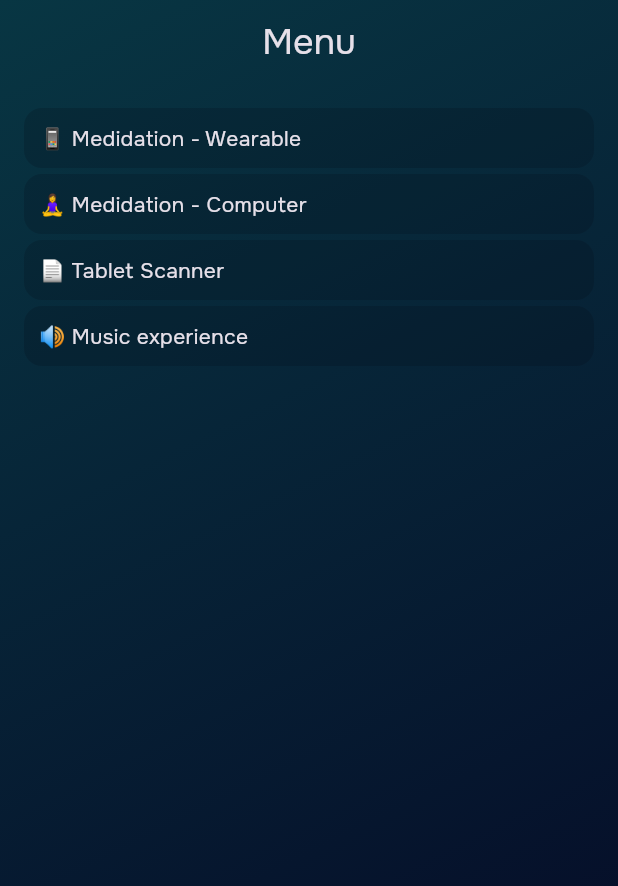
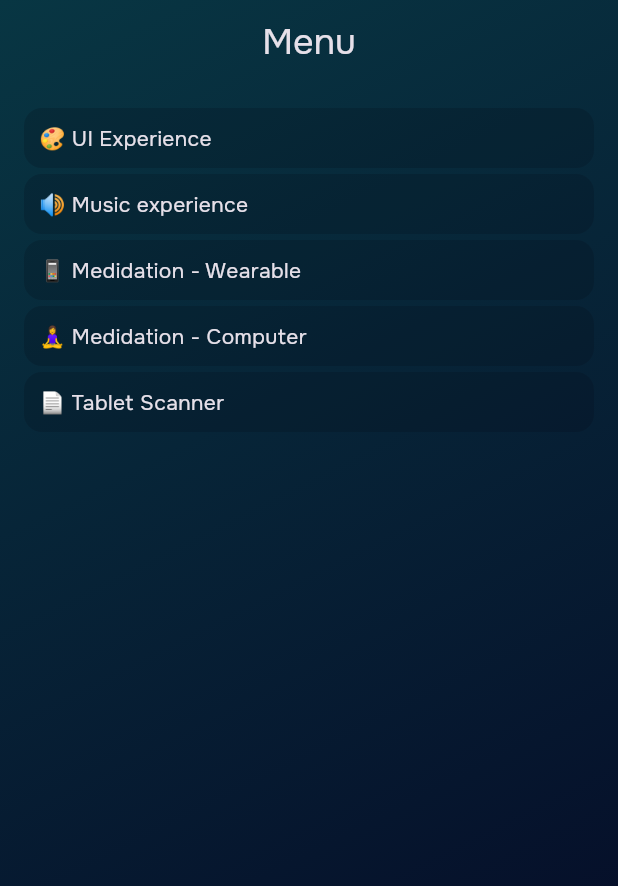
Before and after one commit to pietroid/focuslab, a Flutter app: the screen it shows after launch, on a phone screen of 412 x 824 dp. Shown: the top 886 px of the screen. Run offline on Flutter 3.47's test engine with Material 3 defaults, Android fonts, the phone set to English and light mode, and no system bars; our stand-ins replace bloc, flutter_bloc, go_router, google_fonts, just_audio, rxdart and 1 more; generated files the repository leaves out were written again.

Commit message:
adding ui experience

```diff
--- a/lib/router/app_router.dart
+++ b/lib/router/app_router.dart
@@ -1,6 +1,7 @@
 import 'package:focuslab/meditation_wearable/view/medidation_wearable_page.dart';
 import 'package:focuslab/menu/view/menu_page.dart';
 import 'package:focuslab/music_experience/view/music_experience_page.dart';
+import 'package:focuslab/ui_experience/view/ui_experience_page.dart';
 import 'package:go_router/go_router.dart';
 
 class AppRouter {
@@ -22,6 +23,12 @@ class AppRouter {
               builder: (context, state) {
                 return const MusicExperiencePage();
               }),
+          GoRoute(
+            path: '/ui-experience',
+            builder: (context, state) {
+              return const UIExperiencePage();
+            },
+          )
         ],
       );
 }
--- /dev/null
+++ b/lib/ui_experience/view/ui_experience_page.dart
@@ -0,0 +1,16 @@
+import 'package:app_ui/app_ui.dart';
+import 'package:flutter/widgets.dart';
+
+class UIExperiencePage extends StatelessWidget {
+  const UIExperiencePage({super.key});
+
+  @override
+  Widget build(BuildContext context) {
+    return const DefaultScaffold(
+      title: 'UI Experience',
+      body: Center(
+        child: Text('UI Experience Page'),
+      ),
+    );
+  }
+}
--- a/packages/menu_repository/lib/src/menu_repository.dart
+++ b/packages/menu_repository/lib/src/menu_repository.dart
@@ -7,6 +7,16 @@ class MenuRepository {
   ///
   List<MenuItem> getMenuItems() {
     return const [
+      MenuItem(
+        emoji: '🎨',
+        title: 'UI Experience',
+        route: '/ui-experience',
+      ),
+      MenuItem(
+        emoji: '🔊',
+        title: 'Music experience',
+        route: '/music-experience',
+      ),
       MenuItem(
         emoji: '📱',
         title: 'Medidation - Wearable',
@@ -22,11 +32,6 @@ class MenuRepository {
         title: 'Tablet Scanner',
         route: '/tablet-scanner',
       ),
-      MenuItem(
-        emoji: '🔊',
-        title: 'Music experience',
-        route: '/music-experience',
-      ),
     ];
   }
 }
```
